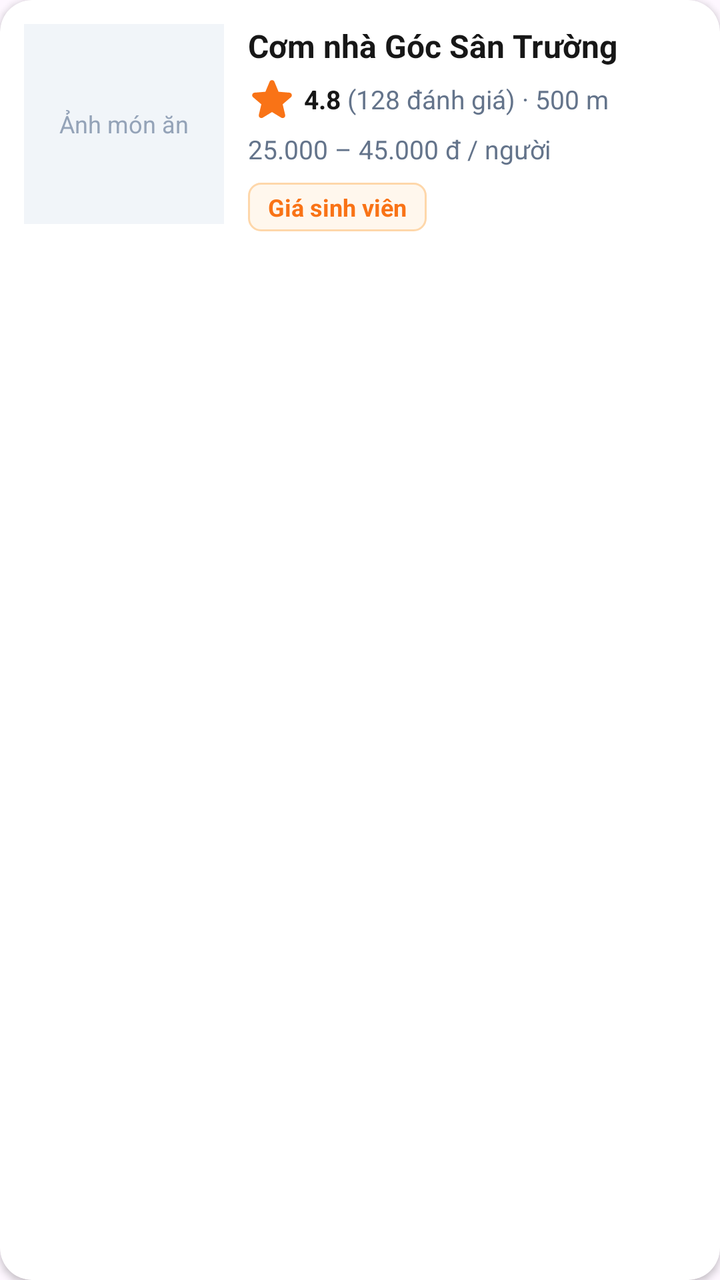
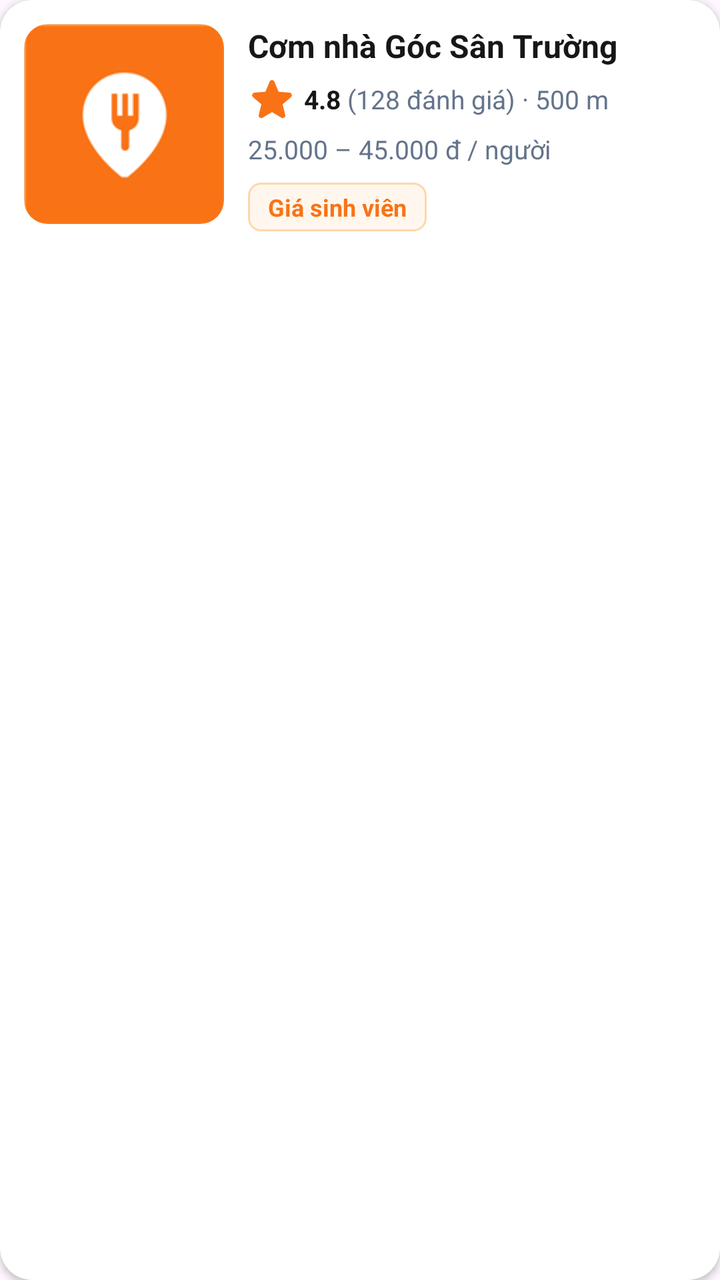

Two renders of the same Android screen: before a commit and after it. Below are the layout's source before the change and the commit's diff.
<!-- AndroidManifest.xml: application theme Theme.Unieats -->
<!-- res/layout/item_restaurant.xml -->
<?xml version="1.0" encoding="utf-8"?>
<androidx.cardview.widget.CardView xmlns:android="http://schemas.android.com/apk/res/android"
    xmlns:app="http://schemas.android.com/apk/res-auto"
    android:layout_width="match_parent"
    android:layout_height="wrap_content"
    android:layout_marginHorizontal="12dp"
    android:layout_marginVertical="6dp"
    app:cardBackgroundColor="@color/neutral_0"
    app:cardCornerRadius="16dp"
    app:cardElevation="2dp">

    <LinearLayout
        android:layout_width="match_parent"
        android:layout_height="wrap_content"
        android:orientation="horizontal"
        android:padding="12dp">

        <RelativeLayout
            android:layout_width="100dp"
            android:layout_height="100dp"
            android:background="#F1F5F9">

            <TextView
                android:id="@+id/tvImagePlaceholder"
                android:layout_width="wrap_content"
                android:layout_height="wrap_content"
                android:layout_centerInParent="true"
                android:text="Ảnh món ăn"
                android:textColor="#94A3B8"
                android:textSize="12sp" />
        </RelativeLayout>

        <LinearLayout
            android:layout_width="0dp"
            android:layout_height="wrap_content"
            android:layout_weight="1"
            android:orientation="vertical"
            android:paddingStart="12dp">

            <TextView
                android:id="@+id/tvRestaurantName"
                android:layout_width="wrap_content"
                android:layout_height="wrap_content"
                android:text="Cơm nhà Góc Sân Trường"
                android:textColor="@color/neutral_900"
                android:textSize="16sp"
                android:textStyle="bold" />

            
            <LinearLayout
                android:layout_width="wrap_content"
                android:layout_height="wrap_content"
                android:layout_marginTop="4dp"
                android:gravity="center_vertical"
                android:orientation="horizontal">

                <TextView
                    android:id="@+id/tvRating"
                    android:layout_width="wrap_content"
                    android:layout_height="wrap_content"
                    android:gravity="center_vertical"
                    android:text="4.8"
                    android:textColor="@color/neutral_900"
                    android:textSize="13sp"
                    android:textStyle="bold"
                    app:drawableStartCompat="@drawable/ic_star_filled"
                    app:drawableTint="@color/orange_500"
                    android:drawablePadding="4dp" />

                <TextView
                    android:id="@+id/tvReviewCountDistance"
                    android:layout_width="wrap_content"
                    android:layout_height="wrap_content"
                    android:text=" (128 đánh giá) · 500 m"
                    android:textColor="#64748B"
                    android:textSize="13sp" />
            </LinearLayout>

            <TextView
                android:id="@+id/tvPriceRange"
                android:layout_width="wrap_content"
                android:layout_height="wrap_content"
                android:layout_marginTop="4dp"
                android:text="25.000 – 45.000 đ / người"
                android:textColor="#64748B"
                android:textSize="13sp" />

            <LinearLayout
                android:layout_width="match_parent"
                android:layout_height="wrap_content"
                android:layout_marginTop="8dp"
                android:gravity="center_vertical"
                android:orientation="horizontal">

                <TextView
                    android:id="@+id/tvTag"
                    android:layout_width="wrap_content"
                    android:layout_height="wrap_content"
                    android:background="@drawable/bg_tag_orange_soft"
                    android:paddingHorizontal="10dp"
                    android:paddingVertical="4dp"
                    android:text="Giá sinh viên"
                    android:textColor="@color/orange_500"
                    android:textSize="12sp"
                    android:textStyle="bold" />

                <View
                    android:layout_width="0dp"
                    android:layout_height="0dp"
                    android:layout_weight="1" />

                <androidx.appcompat.widget.AppCompatButton
                    android:id="@+id/btnUnsave"
                    android:layout_width="wrap_content"
                    android:layout_height="32dp"
                    android:background="@drawable/bg_button_google"
                    android:drawableStart="@drawable/ic_bookmark"
                    android:drawableTint="@color/orange_500"
                    android:drawablePadding="4dp"
                    android:paddingHorizontal="10dp"
                    android:text="Hủy lưu"
                    android:textAllCaps="false"
                    android:textColor="@color/orange_500"
                    android:textSize="12sp"
                    android:textStyle="bold"
                    android:visibility="gone" />
            </LinearLayout>
        </LinearLayout>

    </LinearLayout>
</androidx.cardview.widget.CardView>
<!-- resources referenced by this layout -->
<resources>
  <color name="neutral_0">#FFFFFF</color>
  <color name="neutral_900">#171717</color>
  <color name="orange_500">#F97316</color>
  <!-- drawable bg_button_google (drawable) -->
  <?xml version="1.0" encoding="utf-8"?>
  <shape xmlns:android="http://schemas.android.com/apk/res/android"
      android:shape="rectangle">
      <solid android:color="@color/orange_50" />
      <stroke
          android:width="1dp"
          android:color="#FED7AA" />
      <corners android:radius="12dp" />
  </shape>
  <!-- drawable bg_tag_orange_soft (drawable) -->
  <?xml version="1.0" encoding="utf-8"?>
  <shape xmlns:android="http://schemas.android.com/apk/res/android"
      android:shape="rectangle">
      <solid android:color="@color/orange_50" />
      <stroke
          android:width="1dp"
          android:color="#FED7AA" />
      <corners android:radius="6dp" />
  </shape>
  <!-- drawable ic_bookmark (drawable) -->
  <vector xmlns:android="http://schemas.android.com/apk/res/android"
      android:width="24dp"
      android:height="24dp"
      android:viewportWidth="24"
      android:viewportHeight="24">
      <path
          android:strokeColor="#FF6B00"
          android:strokeWidth="1.5"
          android:strokeLineCap="round"
          android:strokeLineJoin="round"
          android:pathData="M 17.5933 3.32241 C 18.6939 3.45014 19.5 4.399 19.5 5.50699 V 21 L 12 17.25 L 4.5 21 V 5.50699 C 4.5 4.399 5.30608 3.45014 6.40668 3.32241 C 8.24156 3.10947 10.108 3 12 3 C 13.892 3 15.7584 3.10947 17.5933 3.32241 Z" />
  </vector>
  <!-- drawable ic_star_filled (drawable) -->
  <vector xmlns:android="http://schemas.android.com/apk/res/android"
      android:width="24dp"
      android:height="24dp"
      android:viewportWidth="24"
      android:viewportHeight="24">
      <path
          android:fillColor="#F59E0B"
          android:fillType="evenOdd"
          android:pathData="M 10.7881 3.21068 C 11.2364 2.13274 12.7635 2.13273 13.2118 3.21068 L 15.2938 8.2164 L 20.6979 8.64964 C 21.8616 8.74293 22.3335 10.1952 21.4469 10.9547 L 17.3295 14.4817 L 18.5874 19.7551 C 18.8583 20.8908 17.6229 21.7883 16.6266 21.1798 L 11.9999 18.3538 L 7.37329 21.1798 C 6.37697 21.7883 5.14158 20.8908 5.41246 19.7551 L 6.67038 14.4817 L 2.55303 10.9547 C 1.66639 10.1952 2.13826 8.74293 3.302 8.64964 L 8.70609 8.2164 L 10.7881 3.21068 Z" />
  </vector>
  <style name="Theme.Unieats" parent="Base.Theme.UniEats" />
  <color name="orange_50">#FFF7ED</color>
  <style name="Base.Theme.UniEats" parent="Theme.Material3.DayNight.NoActionBar">
          
      </style>
</resources>

<!-- the commit's change to res/layout/item_restaurant.xml (unified diff, before → after) -->
@@ -15,20 +15,20 @@
         android:orientation="horizontal"
         android:padding="12dp">
 
-        <RelativeLayout
+        <androidx.cardview.widget.CardView
             android:layout_width="100dp"
             android:layout_height="100dp"
-            android:background="#F1F5F9">
+            app:cardBackgroundColor="#F1F5F9"
+            app:cardCornerRadius="12dp"
+            app:cardElevation="0dp">
 
-            <TextView
-                android:id="@+id/tvImagePlaceholder"
-                android:layout_width="wrap_content"
-                android:layout_height="wrap_content"
-                android:layout_centerInParent="true"
-                android:text="Ảnh món ăn"
-                android:textColor="#94A3B8"
-                android:textSize="12sp" />
-        </RelativeLayout>
+            <ImageView
+                android:id="@+id/ivRestaurantCover"
+                android:layout_width="match_parent"
+                android:layout_height="match_parent"
+                android:scaleType="centerCrop"
+                android:src="@mipmap/ic_launcher" />
+        </androidx.cardview.widget.CardView>
 
         <LinearLayout
             android:layout_width="0dp"
<!-- resource entries referenced after the edit -->
@@ -47,6 +47,7 @@
           android:fillType="evenOdd"
           android:pathData="M 10.7881 3.21068 C 11.2364 2.13274 12.7635 2.13273 13.2118 3.21068 L 15.2938 8.2164 L 20.6979 8.64964 C 21.8616 8.74293 22.3335 10.1952 21.4469 10.9547 L 17.3295 14.4817 L 18.5874 19.7551 C 18.8583 20.8908 17.6229 21.7883 16.6266 21.1798 L 11.9999 18.3538 L 7.37329 21.1798 C 6.37697 21.7883 5.14158 20.8908 5.41246 19.7551 L 6.67038 14.4817 L 2.55303 10.9547 C 1.66639 10.1952 2.13826 8.74293 3.302 8.64964 L 8.70609 8.2164 L 10.7881 3.21068 Z" />
   </vector>
+  <!-- mipmap ic_launcher: png bitmap (mipmap-hdpi, 1649 bytes) -->
   <style name="Theme.Unieats" parent="Base.Theme.UniEats" />
   <color name="orange_50">#FFF7ED</color>
   <style name="Base.Theme.UniEats" parent="Theme.Material3.DayNight.NoActionBar">
